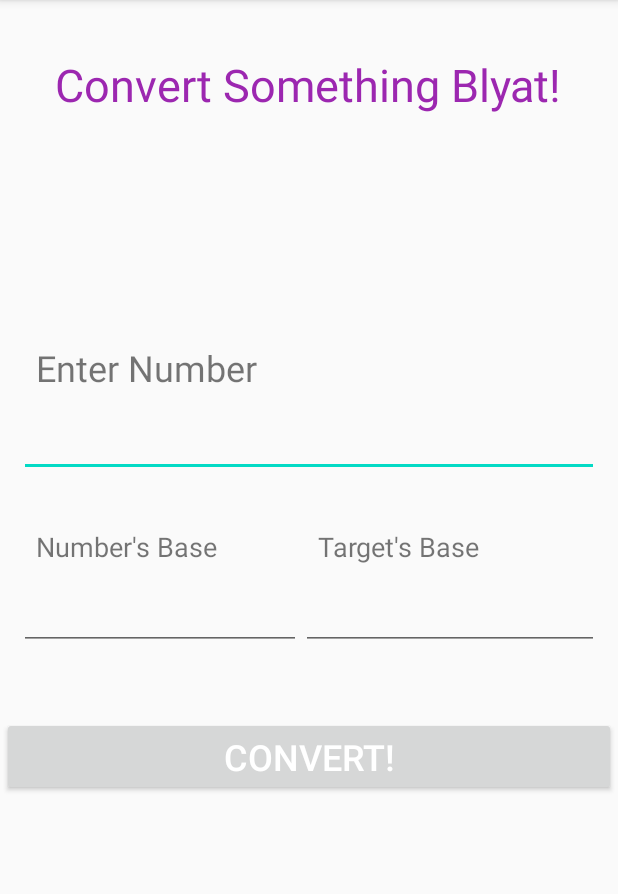
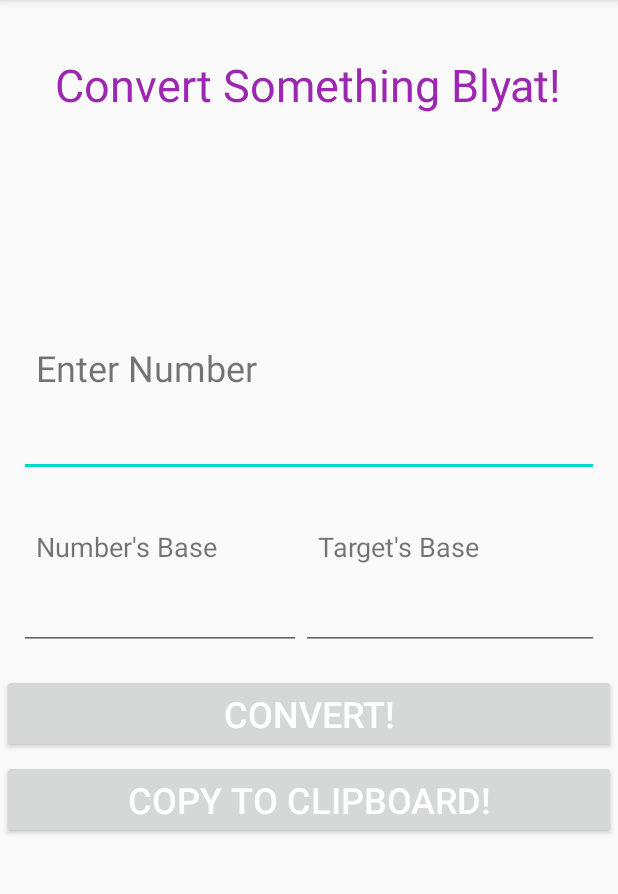
Before and after one commit to baraa-almasri/java_progs, an Android app: the screen it shows after launch (MainActivity), on a phone screen of 412 x 824 dp, the part 84-978 px from its top. Run offline under Robolectric (Android 15) with nearby library versions, the phone set to English and light mode, and no system bars.

Commit message:
added copy to clipboard button

```diff
--- a/BaseKonverter/app/src/main/res/layout/activity_main.xml
+++ b/BaseKonverter/app/src/main/res/layout/activity_main.xml
@@ -52,7 +52,7 @@
                 android:layout_width="match_parent"
                 android:layout_height="wrap_content"
                 android:digits="abcdefghijklmnopqrstuvwxyzABCDEFGHIJKLMNOPQRSTUVWXYZ0123456789."
-                android:ems="16"
+                android:ems="12"
                 android:inputType="textPersonName" />
         </LinearLayout>
 
@@ -112,16 +112,29 @@
         <Space
             android:id="@+id/spacer"
             android:layout_width="match_parent"
-            android:layout_height="15pt" />
+            android:layout_height="2pt" />
 
         <Button
             android:id="@+id/convert"
             android:layout_width="match_parent"
             android:layout_height="wrap_content"
             android:onClick="convert"
-            android:text="Convert!"
+            android:text="CONVERT!"
             android:textColor="#FFFFFF"
             android:textSize="24sp" />
 
+        <Space
+            android:layout_width="match_parent"
+            android:layout_height="2pt" />
+
+        <Button
+            android:id="@+id/copyToClipboard"
+            android:text="COPY TO CLIPBOARD!"
+            android:textColor="#FFFFFF"
+            android:textSize="24sp"
+            android:onClick="copyToCB"
+            android:layout_width="match_parent"
+            android:layout_height="wrap_content" />
+
     </LinearLayout>
 </androidx.constraintlayout.widget.ConstraintLayout>
```
Also changed, not shown: BaseKonverter/app/src/main/java/com/baraamasri/konverter/MainActivity.kt (+21 -24 lines).
